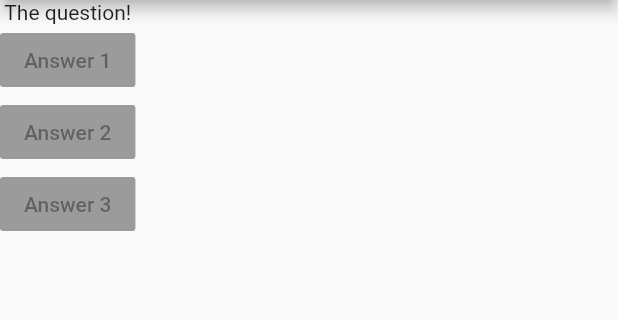
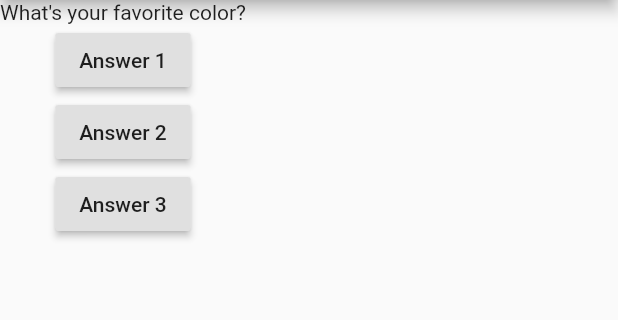
Before and after one commit to de24world/flutter_quiz_app, a Flutter app: the screen it shows after launch, on a phone screen of 412 x 824 dp, the part 84-404 px from its top. Run offline on Flutter 3.47's test engine with Material 2 defaults, Android fonts, the phone set to English and light mode, and no system bars.

Commit message:
34. Updating Widget Data

```diff
--- a/lib/main.dart
+++ b/lib/main.dart
@@ -1,12 +1,19 @@
 import 'package:flutter/material.dart';
 
-ad// void main() {
+// void main() {
 //   runApp(MyApp());
 // }
 
 void main() => runApp(MyApp());
 
 class MyApp extends StatelessWidget {
+  var questionIndex = 0;
+
+  void answerQuestion() {
+    questionIndex = questionIndex + 1;
+    print(questionIndex);
+  }
+
   @override
   Widget build(BuildContext context) {
     var questions = [
@@ -20,10 +27,24 @@ class MyApp extends StatelessWidget {
         ),
         body: Column(
           children: [
-            Text('The question!'),
-            RaisedButton(child: Text('Answer 1'), onPressed: null),
-            RaisedButton(child: Text('Answer 2'), onPressed: null),
-            RaisedButton(child: Text('Answer 3'), onPressed: null),
+            Text(
+              questions[questionIndex],
+            ),
+            RaisedButton(
+              child: Text('Answer 1'),
+              onPressed: answerQuestion,
+            ),
+            RaisedButton(
+              child: Text('Answer 2'),
+              onPressed: () => print('Answer 2 chose!'),
+            ),
+            RaisedButton(
+              child: Text('Answer 3'),
+              onPressed: () {
+                // ...
+                print('Answer 3 chose');
+              },
+            ),
           ],
         ),
       ),
```
